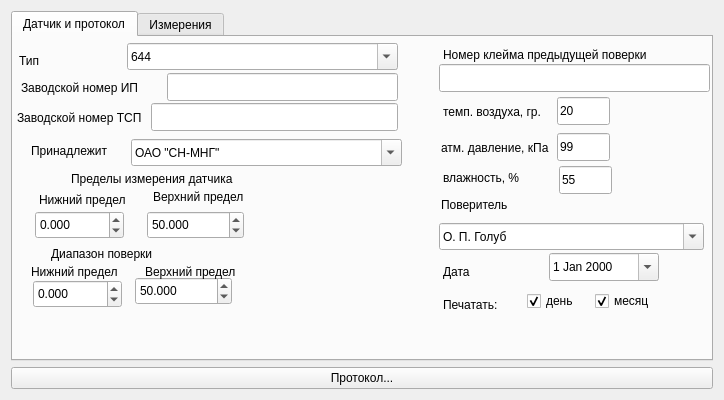
Above: Temp.ui from corvinalive/CalManager before the change. Below: the same form after it.
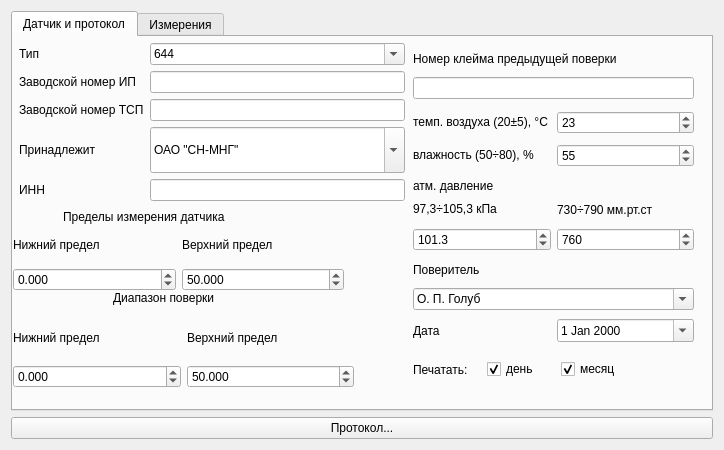
That is the form after the change.

```diff
--- a/Temp.ui
+++ b/Temp.ui
@@ -1,18 +1,18 @@
 <ui version="4.0" >
  <class>TempForm</class>
- <widget class="QWidget" name="TempForm" >
-  <property name="geometry" >
+ <widget class="QWidget" name="TempForm">
+  <property name="geometry">
    <rect>
     <x>0</x>
     <y>0</y>
     <width>724</width>
-    <height>400</height>
+    <height>450</height>
    </rect>
   </property>
-  <property name="minimumSize" >
+  <property name="minimumSize">
    <size>
     <width>724</width>
-    <height>400</height>
+    <height>450</height>
    </size>
   </property>
   <property name="windowTitle" >
@@ -28,536 +28,552 @@
       <attribute name="title" >
        <string>Датчик и протокол</string>
       </attribute>
-      <widget class="QLabel" name="label" >
-       <property name="geometry" >
+      <widget class="QLabel" name="label_7">
+       <property name="geometry">
         <rect>
-         <x>6</x>
-         <y>15</y>
-         <width>54</width>
-         <height>18</height>
-        </rect>
-       </property>
-       <property name="text" >
-        <string>Тип</string>
-       </property>
-      </widget>
-      <widget class="QComboBox" name="NameBox" >
-       <property name="geometry" >
-        <rect>
-         <x>114</x>
-         <y>6</y>
-         <width>271</width>
-         <height>27</height>
-        </rect>
-       </property>
-       <property name="editable" >
-        <bool>true</bool>
-       </property>
-       <item>
-        <property name="text" >
-         <string>644</string>
-        </property>
-       </item>
-       <item>
-        <property name="text" >
-         <string>244</string>
-        </property>
-       </item>
-       <item>
-        <property name="text" >
-         <string>3144</string>
-        </property>
-       </item>
-       <item>
-        <property name="text" >
-         <string>248</string>
-        </property>
-       </item>
-      </widget>
-      <widget class="QLabel" name="label_2" >
-       <property name="geometry" >
-        <rect>
-         <x>8</x>
-         <y>42</y>
-         <width>133</width>
-         <height>18</height>
-        </rect>
-       </property>
-       <property name="text" >
-        <string>Заводской номер ИП</string>
-       </property>
-      </widget>
-      <widget class="QLineEdit" name="SerialEdit" >
-       <property name="geometry" >
-        <rect>
-         <x>154</x>
-         <y>36</y>
-         <width>231</width>
-         <height>28</height>
-        </rect>
-       </property>
-      </widget>
-      <widget class="QLabel" name="label_3" >
-       <property name="geometry" >
-        <rect>
-         <x>18</x>
-         <y>105</y>
-         <width>89</width>
-         <height>18</height>
-        </rect>
-       </property>
-       <property name="text" >
-        <string>Принадлежит</string>
-       </property>
-      </widget>
-      <widget class="QComboBox" name="OwnerBox" >
-       <property name="geometry" >
-        <rect>
-         <x>118</x>
-         <y>102</y>
-         <width>271</width>
-         <height>27</height>
-        </rect>
-       </property>
-       <property name="maximumSize" >
-        <size>
-         <width>16777215</width>
-         <height>16777212</height>
-        </size>
-       </property>
-       <property name="editable" >
-        <bool>true</bool>
-       </property>
-       <item>
-        <property name="text" >
-         <string>ОАО "СН-МНГ"</string>
-        </property>
-       </item>
-       <item>
-        <property name="text" >
-         <string>ОАО "ТНК-Нижневартовск"</string>
-        </property>
-       </item>
-       <item>
-        <property name="text" >
-         <string>ОАО "СНГДУ-2"</string>
-        </property>
-       </item>
-       <item>
-        <property name="text" >
-         <string>ОАО "СНГ"</string>
-        </property>
-       </item>
-       <item>
-        <property name="text" >
-         <string>ОАО "ННП"</string>
-        </property>
-       </item>
-      </widget>
-      <widget class="QLabel" name="label_5" >
-       <property name="geometry" >
-        <rect>
-         <x>26</x>
-         <y>153</y>
-         <width>97</width>
-         <height>20</height>
-        </rect>
-       </property>
-       <property name="text" >
-        <string>Нижний предел</string>
-       </property>
-      </widget>
-      <widget class="QDoubleSpinBox" name="minBox" >
-       <property name="geometry" >
-        <rect>
-         <x>22</x>
-         <y>174</y>
-         <width>89</width>
-         <height>28</height>
-        </rect>
-       </property>
-       <property name="decimals" >
-        <number>3</number>
-       </property>
-       <property name="minimum" >
-        <double>-10000.000000000000000</double>
-       </property>
-       <property name="maximum" >
-        <double>10000.000000000000000</double>
-       </property>
-       <property name="value" >
-        <double>0.000000000000000</double>
-       </property>
-      </widget>
-      <widget class="QLabel" name="label_6" >
-       <property name="geometry" >
-        <rect>
-         <x>140</x>
-         <y>150</y>
-         <width>99</width>
-         <height>20</height>
-        </rect>
-       </property>
-       <property name="text" >
-        <string>Верхний предел</string>
-       </property>
-      </widget>
-      <widget class="QDoubleSpinBox" name="maxBox" >
-       <property name="geometry" >
-        <rect>
-         <x>134</x>
-         <y>174</y>
-         <width>97</width>
-         <height>28</height>
-        </rect>
-       </property>
-       <property name="decimals" >
-        <number>3</number>
-       </property>
-       <property name="maximum" >
-        <double>10000.000000000000000</double>
-       </property>
-       <property name="value" >
-        <double>50.000000000000000</double>
-       </property>
-      </widget>
-      <widget class="QDateEdit" name="dateEdit" >
-       <property name="geometry" >
-        <rect>
-         <x>536</x>
-         <y>216</y>
-         <width>110</width>
-         <height>28</height>
-        </rect>
-       </property>
-       <property name="calendarPopup" >
-        <bool>true</bool>
-       </property>
-       <property name="timeSpec" >
-        <enum>Qt::LocalTime</enum>
-       </property>
-      </widget>
-      <widget class="QLabel" name="label_14" >
-       <property name="geometry" >
-        <rect>
-         <x>430</x>
-         <y>225</y>
-         <width>37</width>
-         <height>20</height>
-        </rect>
-       </property>
-       <property name="text" >
-        <string>Дата</string>
-       </property>
-      </widget>
-      <widget class="QLabel" name="label_15" >
-       <property name="geometry" >
-        <rect>
-         <x>430</x>
-         <y>258</y>
-         <width>67</width>
-         <height>20</height>
-        </rect>
-       </property>
-       <property name="text" >
-        <string>Печатать:</string>
-       </property>
-      </widget>
-      <widget class="QCheckBox" name="DayBox" >
-       <property name="geometry" >
-        <rect>
-         <x>514</x>
-         <y>252</y>
-         <width>59</width>
-         <height>24</height>
-        </rect>
-       </property>
-       <property name="text" >
-        <string>день</string>
-       </property>
-       <property name="checked" >
-        <bool>true</bool>
-       </property>
-      </widget>
-      <widget class="QCheckBox" name="MonthBox" >
-       <property name="geometry" >
-        <rect>
-         <x>582</x>
-         <y>252</y>
-         <width>65</width>
-         <height>24</height>
-        </rect>
-       </property>
-       <property name="text" >
-        <string>месяц</string>
-       </property>
-       <property name="checked" >
-        <bool>true</bool>
-       </property>
-      </widget>
-      <widget class="QComboBox" name="PoverBox" >
-       <property name="geometry" >
-        <rect>
-         <x>426</x>
-         <y>186</y>
-         <width>265</width>
-         <height>27</height>
-        </rect>
-       </property>
-       <property name="editable" >
-        <bool>true</bool>
-       </property>
-       <item>
-        <property name="text" >
-         <string>О. П. Голуб</string>
-        </property>
-       </item>
-       <item>
-        <property name="text" >
-         <string>Е. В. Денис</string>
-        </property>
-       </item>
-       <item>
-        <property name="text" >
-         <string>Н. В. Григорьева</string>
-        </property>
-       </item>
-       <item>
-        <property name="text" >
-         <string>С. В. Багаева</string>
-        </property>
-       </item>
-      </widget>
-      <widget class="QLabel" name="label_16" >
-       <property name="geometry" >
-        <rect>
-         <x>428</x>
-         <y>159</y>
-         <width>89</width>
-         <height>18</height>
-        </rect>
-       </property>
-       <property name="text" >
-        <string>Поверитель</string>
-       </property>
-      </widget>
-      <widget class="QLineEdit" name="KleimoEdit" >
-       <property name="geometry" >
-        <rect>
-         <x>426</x>
-         <y>27</y>
-         <width>271</width>
-         <height>28</height>
-        </rect>
-       </property>
-      </widget>
-      <widget class="QLabel" name="label_17" >
-       <property name="geometry" >
-        <rect>
-         <x>430</x>
-         <y>9</y>
-         <width>209</width>
-         <height>18</height>
-        </rect>
-       </property>
-       <property name="text" >
-        <string>Номер клейма предыдущей поверки</string>
-       </property>
-      </widget>
-      <widget class="QLineEdit" name="VosduhEdit" >
-       <property name="geometry" >
-        <rect>
-         <x>544</x>
-         <y>60</y>
-         <width>53</width>
-         <height>28</height>
-        </rect>
-       </property>
-       <property name="text" >
-        <string>20</string>
-       </property>
-      </widget>
-      <widget class="QLabel" name="label_18" >
-       <property name="geometry" >
-        <rect>
-         <x>430</x>
-         <y>66</y>
-         <width>105</width>
-         <height>18</height>
-        </rect>
-       </property>
-       <property name="text" >
-        <string>темп. воздуха, гр.</string>
-       </property>
-      </widget>
-      <widget class="QLabel" name="label_19" >
-       <property name="geometry" >
-        <rect>
-         <x>428</x>
-         <y>102</y>
-         <width>117</width>
-         <height>18</height>
-        </rect>
-       </property>
-       <property name="text" >
-        <string>атм. давление, кПа</string>
-       </property>
-      </widget>
-      <widget class="QLineEdit" name="AtmEdit" >
-       <property name="geometry" >
-        <rect>
-         <x>544</x>
-         <y>96</y>
-         <width>53</width>
-         <height>28</height>
-        </rect>
-       </property>
-       <property name="text" >
-        <string>99</string>
-       </property>
-      </widget>
-      <widget class="QLabel" name="label_20" >
-       <property name="geometry" >
-        <rect>
-         <x>430</x>
-         <y>132</y>
-         <width>105</width>
-         <height>18</height>
-        </rect>
-       </property>
-       <property name="text" >
-        <string>влажность, %</string>
-       </property>
-      </widget>
-      <widget class="QLineEdit" name="WaterEdit" >
-       <property name="geometry" >
-        <rect>
-         <x>546</x>
-         <y>129</y>
-         <width>53</width>
-         <height>28</height>
-        </rect>
-       </property>
-       <property name="text" >
-        <string>55</string>
-       </property>
-      </widget>
-      <widget class="QLineEdit" name="SerialEdit_2" >
-       <property name="geometry" >
-        <rect>
-         <x>138</x>
-         <y>66</y>
-         <width>247</width>
-         <height>28</height>
-        </rect>
-       </property>
-      </widget>
-      <widget class="QLabel" name="label_4" >
-       <property name="geometry" >
-        <rect>
-         <x>4</x>
-         <y>72</y>
-         <width>133</width>
-         <height>18</height>
-        </rect>
-       </property>
-       <property name="text" >
-        <string>Заводской номер ТСП</string>
-       </property>
-      </widget>
-      <widget class="QLabel" name="label_7" >
-       <property name="geometry" >
-        <rect>
-         <x>38</x>
-         <y>207</y>
+         <x>100</x>
+         <y>250</y>
          <width>149</width>
-         <height>20</height>
+         <height>21</height>
         </rect>
        </property>
        <property name="text" >
         <string>Диапазон поверки</string>
        </property>
       </widget>
-      <widget class="QLabel" name="label_11" >
-       <property name="geometry" >
+      <widget class="QLabel" name="label_24">
+       <property name="geometry">
         <rect>
-         <x>18</x>
-         <y>225</y>
-         <width>97</width>
+         <x>50</x>
+         <y>170</y>
+         <width>261</width>
          <height>20</height>
         </rect>
        </property>
-       <property name="text" >
-        <string>Нижний предел</string>
-       </property>
-      </widget>
-      <widget class="QDoubleSpinBox" name="pmaxBox" >
-       <property name="geometry" >
-        <rect>
-         <x>122</x>
-         <y>240</y>
-         <width>97</width>
-         <height>28</height>
-        </rect>
-       </property>
-       <property name="decimals" >
-        <number>3</number>
-       </property>
-       <property name="maximum" >
-        <double>150.000000000000000</double>
-       </property>
-       <property name="value" >
-        <double>50.000000000000000</double>
-       </property>
-      </widget>
-      <widget class="QLabel" name="label_23" >
-       <property name="geometry" >
-        <rect>
-         <x>132</x>
-         <y>225</y>
-         <width>99</width>
-         <height>20</height>
-        </rect>
-       </property>
-       <property name="text" >
-        <string>Верхний предел</string>
-       </property>
-      </widget>
-      <widget class="QDoubleSpinBox" name="pminBox" >
-       <property name="geometry" >
-        <rect>
-         <x>20</x>
-         <y>243</y>
-         <width>89</width>
-         <height>28</height>
-        </rect>
-       </property>
-       <property name="decimals" >
-        <number>3</number>
-       </property>
-       <property name="minimum" >
-        <double>-50.000000000000000</double>
-       </property>
-       <property name="maximum" >
-        <double>10000.000000000000000</double>
-       </property>
-       <property name="value" >
-        <double>0.000000000000000</double>
-       </property>
-      </widget>
-      <widget class="QLabel" name="label_24" >
-       <property name="geometry" >
-        <rect>
-         <x>58</x>
-         <y>132</y>
-         <width>185</width>
-         <height>20</height>
-        </rect>
-       </property>
-       <property name="text" >
+       <property name="text">
         <string>Пределы измерения датчика</string>
        </property>
       </widget>
+      <widget class="QWidget" name="layoutWidget">
+       <property name="geometry">
+        <rect>
+         <x>400</x>
+         <y>10</y>
+         <width>281</width>
+         <height>52</height>
+        </rect>
+       </property>
+       <layout class="QVBoxLayout" name="verticalLayout_4">
+        <item>
+         <widget class="QLabel" name="label_17">
+          <property name="text">
+           <string>Номер клейма предыдущей поверки</string>
+          </property>
+         </widget>
+        </item>
+        <item>
+         <widget class="QLineEdit" name="KleimoEdit"/>
+        </item>
+       </layout>
+      </widget>
+      <widget class="QWidget" name="layoutWidget_2">
+       <property name="geometry">
+        <rect>
+         <x>400</x>
+         <y>70</y>
+         <width>281</width>
+         <height>64</height>
+        </rect>
+       </property>
+       <layout class="QGridLayout" name="gridLayout_5">
+        <item row="0" column="0">
+         <widget class="QLabel" name="label_18">
+          <property name="text">
+           <string>&lt;!DOCTYPE HTML PUBLIC &quot;-//W3C//DTD HTML 4.0//EN&quot; &quot;http://www.w3.org/TR/REC-html40/strict.dtd&quot;&gt;
+&lt;html&gt;&lt;head&gt;&lt;meta name=&quot;qrichtext&quot; content=&quot;1&quot; /&gt;&lt;style type=&quot;text/css&quot;&gt;
+p, li { white-space: pre-wrap; }
+&lt;/style&gt;&lt;/head&gt;&lt;body style=&quot; font-family:'Sans'; font-size:10pt; font-weight:400; font-style:normal;&quot;&gt;
+&lt;p style=&quot; margin-top:0px; margin-bottom:0px; margin-left:0px; margin-right:0px; -qt-block-indent:0; text-indent:0px;&quot;&gt;&lt;span style=&quot; font-family:'Sans Serif'; font-size:9pt;&quot;&gt;темп. воздуха (20±5), °C&lt;/span&gt;&lt;/p&gt;&lt;/body&gt;&lt;/html&gt;</string>
+          </property>
+         </widget>
+        </item>
+        <item row="0" column="1">
+         <widget class="QDoubleSpinBox" name="tvos_box">
+          <property name="decimals">
+           <number>0</number>
+          </property>
+          <property name="minimum">
+           <double>0.000000000000000</double>
+          </property>
+          <property name="maximum">
+           <double>50.000000000000000</double>
+          </property>
+          <property name="singleStep">
+           <double>1.000000000000000</double>
+          </property>
+          <property name="value">
+           <double>23.000000000000000</double>
+          </property>
+         </widget>
+        </item>
+        <item row="1" column="0">
+         <widget class="QLabel" name="label_20">
+          <property name="text">
+           <string>&lt;!DOCTYPE HTML PUBLIC &quot;-//W3C//DTD HTML 4.0//EN&quot; &quot;http://www.w3.org/TR/REC-html40/strict.dtd&quot;&gt;
+&lt;html&gt;&lt;head&gt;&lt;meta name=&quot;qrichtext&quot; content=&quot;1&quot; /&gt;&lt;style type=&quot;text/css&quot;&gt;
+p, li { white-space: pre-wrap; }
+&lt;/style&gt;&lt;/head&gt;&lt;body style=&quot; font-family:'Sans'; font-size:10pt; font-weight:400; font-style:normal;&quot;&gt;
+&lt;p style=&quot; margin-top:0px; margin-bottom:0px; margin-left:0px; margin-right:0px; -qt-block-indent:0; text-indent:0px;&quot;&gt;&lt;span style=&quot; font-family:'Sans Serif'; font-size:9pt;&quot;&gt;влажность (50÷80), %&lt;/span&gt;&lt;/p&gt;&lt;/body&gt;&lt;/html&gt;</string>
+          </property>
+         </widget>
+        </item>
+        <item row="1" column="1">
+         <widget class="QDoubleSpinBox" name="water_box">
+          <property name="decimals">
+           <number>0</number>
+          </property>
+          <property name="minimum">
+           <double>0.000000000000000</double>
+          </property>
+          <property name="maximum">
+           <double>100.000000000000000</double>
+          </property>
+          <property name="singleStep">
+           <double>1.000000000000000</double>
+          </property>
+          <property name="value">
+           <double>55.000000000000000</double>
+          </property>
+         </widget>
+        </item>
+       </layout>
+      </widget>
+      <widget class="QLabel" name="label_19">
+       <property name="geometry">
+        <rect>
+         <x>400</x>
+         <y>140</y>
+         <width>117</width>
+         <height>18</height>
+        </rect>
+       </property>
+       <property name="text">
+        <string>атм. давление</string>
+       </property>
+      </widget>
+      <widget class="QWidget" name="layoutWidget_3">
+       <property name="geometry">
+        <rect>
+         <x>400</x>
+         <y>160</y>
+         <width>281</width>
+         <height>54</height>
+        </rect>
+       </property>
+       <layout class="QGridLayout" name="gridLayout_6">
+        <item row="0" column="0">
+         <widget class="QLabel" name="label_25">
+          <property name="text">
+           <string>&lt;!DOCTYPE HTML PUBLIC &quot;-//W3C//DTD HTML 4.0//EN&quot; &quot;http://www.w3.org/TR/REC-html40/strict.dtd&quot;&gt;
+&lt;html&gt;&lt;head&gt;&lt;meta name=&quot;qrichtext&quot; content=&quot;1&quot; /&gt;&lt;style type=&quot;text/css&quot;&gt;
+p, li { white-space: pre-wrap; }
+&lt;/style&gt;&lt;/head&gt;&lt;body style=&quot; font-family:'Sans'; font-size:10pt; font-weight:400; font-style:normal;&quot;&gt;
+&lt;p style=&quot; margin-top:0px; margin-bottom:0px; margin-left:0px; margin-right:0px; -qt-block-indent:0; text-indent:0px;&quot;&gt;&lt;span style=&quot; font-family:'Sans Serif'; font-size:9pt;&quot;&gt;97,3÷105,3 кПа&lt;/span&gt;&lt;/p&gt;&lt;/body&gt;&lt;/html&gt;</string>
+          </property>
+         </widget>
+        </item>
+        <item row="0" column="1">
+         <widget class="QLabel" name="label_26">
+          <property name="text">
+           <string>730÷790 мм.рт.ст</string>
+          </property>
+         </widget>
+        </item>
+        <item row="1" column="0">
+         <widget class="QDoubleSpinBox" name="atmkpa_box">
+          <property name="decimals">
+           <number>1</number>
+          </property>
+          <property name="minimum">
+           <double>0.000000000000000</double>
+          </property>
+          <property name="maximum">
+           <double>200.000000000000000</double>
+          </property>
+          <property name="singleStep">
+           <double>0.500000000000000</double>
+          </property>
+          <property name="value">
+           <double>101.299999999999997</double>
+          </property>
+         </widget>
+        </item>
+        <item row="1" column="1">
+         <widget class="QDoubleSpinBox" name="atmmm_box">
+          <property name="decimals">
+           <number>0</number>
+          </property>
+          <property name="minimum">
+           <double>0.000000000000000</double>
+          </property>
+          <property name="maximum">
+           <double>2000.000000000000000</double>
+          </property>
+          <property name="singleStep">
+           <double>1.000000000000000</double>
+          </property>
+          <property name="value">
+           <double>760.000000000000000</double>
+          </property>
+         </widget>
+        </item>
+       </layout>
+      </widget>
+      <widget class="QWidget" name="layoutWidget_4">
+       <property name="geometry">
+        <rect>
+         <x>400</x>
+         <y>220</y>
+         <width>281</width>
+         <height>53</height>
+        </rect>
+       </property>
+       <layout class="QVBoxLayout" name="verticalLayout_2">
+        <item>
+         <widget class="QLabel" name="label_16">
+          <property name="text">
+           <string>Поверитель</string>
+          </property>
+         </widget>
+        </item>
+        <item>
+         <widget class="QComboBox" name="PoverBox">
+          <property name="editable">
+           <bool>true</bool>
+          </property>
+          <item>
+           <property name="text">
+            <string>О. П. Голуб</string>
+           </property>
+          </item>
+          <item>
+           <property name="text">
+            <string>Е. В. Денис</string>
+           </property>
+          </item>
+          <item>
+           <property name="text">
+            <string>Н. В. Григорьева</string>
+           </property>
+          </item>
+          <item>
+           <property name="text">
+            <string>С. В. Багаева</string>
+           </property>
+          </item>
+         </widget>
+        </item>
+       </layout>
+      </widget>
+      <widget class="QWidget" name="layoutWidget_5">
+       <property name="geometry">
+        <rect>
+         <x>400</x>
+         <y>280</y>
+         <width>281</width>
+         <height>28</height>
+        </rect>
+       </property>
+       <layout class="QHBoxLayout" name="horizontalLayout_2">
+        <item>
+         <widget class="QLabel" name="label_14">
+          <property name="text">
+           <string>Дата</string>
+          </property>
+         </widget>
+        </item>
+        <item>
+         <widget class="QDateEdit" name="dateEdit">
+          <property name="calendarPopup">
+           <bool>true</bool>
+          </property>
+          <property name="timeSpec">
+           <enum>Qt::LocalTime</enum>
+          </property>
+         </widget>
+        </item>
+       </layout>
+      </widget>
+      <widget class="QWidget" name="layoutWidget_6">
+       <property name="geometry">
+        <rect>
+         <x>400</x>
+         <y>320</y>
+         <width>216</width>
+         <height>25</height>
+        </rect>
+       </property>
+       <layout class="QHBoxLayout" name="horizontalLayout">
+        <item>
+         <widget class="QLabel" name="label_15">
+          <property name="text">
+           <string>Печатать:</string>
+          </property>
+         </widget>
+        </item>
+        <item>
+         <widget class="QCheckBox" name="DayBox">
+          <property name="text">
+           <string>день</string>
+          </property>
+          <property name="checked">
+           <bool>true</bool>
+          </property>
+         </widget>
+        </item>
+        <item>
+         <widget class="QCheckBox" name="MonthBox">
+          <property name="text">
+           <string>месяц</string>
+          </property>
+          <property name="checked">
+           <bool>true</bool>
+          </property>
+         </widget>
+        </item>
+       </layout>
+      </widget>
+      <widget class="QWidget" name="layoutWidget">
+       <property name="geometry">
+        <rect>
+         <x>6</x>
+         <y>6</y>
+         <width>386</width>
+         <height>158</height>
+        </rect>
+       </property>
+       <layout class="QGridLayout" name="gridLayout_2">
+        <item row="0" column="0">
+         <widget class="QLabel" name="label">
+          <property name="text">
+           <string>Тип</string>
+          </property>
+         </widget>
+        </item>
+        <item row="0" column="1">
+         <widget class="QComboBox" name="NameBox">
+          <property name="editable">
+           <bool>true</bool>
+          </property>
+          <item>
+           <property name="text">
+            <string>644</string>
+           </property>
+          </item>
+          <item>
+           <property name="text">
+            <string>244</string>
+           </property>
+          </item>
+          <item>
+           <property name="text">
+            <string>3144</string>
+           </property>
+          </item>
+          <item>
+           <property name="text">
+            <string>248</string>
+           </property>
+          </item>
+         </widget>
+        </item>
+        <item row="1" column="0">
+         <widget class="QLabel" name="label_2">
+          <property name="text">
+           <string>Заводской номер ИП</string>
+          </property>
+         </widget>
+        </item>
+        <item row="1" column="1">
+         <widget class="QLineEdit" name="SerialEdit"/>
+        </item>
+        <item row="2" column="0">
+         <widget class="QLabel" name="label_4">
+          <property name="text">
+           <string>Заводской номер ТСП</string>
+          </property>
+         </widget>
+        </item>
+        <item row="2" column="1">
+         <widget class="QLineEdit" name="SerialEdit_2"/>
+        </item>
+        <item row="3" column="0">
+         <widget class="QLabel" name="label_3">
+          <property name="text">
+           <string>Принадлежит</string>
+          </property>
+         </widget>
+        </item>
+        <item row="3" column="1">
+         <widget class="QComboBox" name="OwnerBox">
+          <property name="maximumSize">
+           <size>
+            <width>16777215</width>
+            <height>16777212</height>
+           </size>
+          </property>
+          <property name="editable">
+           <bool>true</bool>
+          </property>
+          <item>
+           <property name="text">
+            <string>ОАО &quot;СН-МНГ&quot;</string>
+           </property>
+          </item>
+          <item>
+           <property name="text">
+            <string>ОАО &quot;ТНК-Нижневартовск&quot;</string>
+           </property>
+          </item>
+          <item>
+           <property name="text">
+            <string>ОАО &quot;СНГДУ-2&quot;</string>
+           </property>
+          </item>
+          <item>
+           <property name="text">
+            <string>ОАО &quot;СНГ&quot;</string>
+           </property>
+          </item>
+          <item>
+           <property name="text">
+            <string>ОАО &quot;ННП&quot;</string>
+           </property>
+          </item>
+         </widget>
+        </item>
+        <item row="4" column="0">
+         <widget class="QLabel" name="label_27">
+          <property name="text">
+           <string>ИНН</string>
+          </property>
+         </widget>
+        </item>
+        <item row="4" column="1">
+         <widget class="QLineEdit" name="INNEdit"/>
+        </item>
+       </layout>
+      </widget>
+      <widget class="QWidget" name="layoutWidget">
+       <property name="geometry">
+        <rect>
+         <x>0</x>
+         <y>190</y>
+         <width>331</width>
+         <height>64</height>
+        </rect>
+       </property>
+       <layout class="QGridLayout" name="gridLayout_3">
+        <item row="1" column="1">
+         <widget class="QDoubleSpinBox" name="maxBox">
+          <property name="decimals">
+           <number>3</number>
+          </property>
+          <property name="maximum">
+           <double>10000.000000000000000</double>
+          </property>
+          <property name="value">
+           <double>50.000000000000000</double>
+          </property>
+         </widget>
+        </item>
+        <item row="0" column="1">
+         <widget class="QLabel" name="label_6">
+          <property name="text">
+           <string>Верхний предел</string>
+          </property>
+         </widget>
+        </item>
+        <item row="0" column="0">
+         <widget class="QLabel" name="label_5">
+          <property name="text">
+           <string>Нижний предел</string>
+          </property>
+         </widget>
+        </item>
+        <item row="1" column="0">
+         <widget class="QDoubleSpinBox" name="minBox">
+          <property name="decimals">
+           <number>3</number>
+          </property>
+          <property name="minimum">
+           <double>-10000.000000000000000</double>
+          </property>
+          <property name="maximum">
+           <double>10000.000000000000000</double>
+          </property>
+          <property name="value">
+           <double>0.000000000000000</double>
+          </property>
+         </widget>
+        </item>
+       </layout>
+      </widget>
+      <widget class="QWidget" name="layoutWidget">
+       <property name="geometry">
+        <rect>
+         <x>0</x>
+         <y>280</y>
+         <width>341</width>
+         <height>71</height>
+        </rect>
+       </property>
+       <layout class="QGridLayout" name="gridLayout_4">
+        <item row="0" column="1">
+         <widget class="QLabel" name="label_23">
+          <property name="text">
+           <string>Верхний предел</string>
+          </property>
+         </widget>
+        </item>
+        <item row="1" column="1">
+         <widget class="QDoubleSpinBox" name="pmaxBox">
+          <property name="decimals">
+           <number>3</number>
+          </property>
+          <property name="maximum">
+           <double>150.000000000000000</double>
+          </property>
+          <property name="value">
+           <double>50.000000000000000</double>
+          </property>
+         </widget>
+        </item>
+        <item row="0" column="0">
+         <widget class="QLabel" name="label_11">
+          <property name="text">
+           <string>Нижний предел</string>
+          </property>
+         </widget>
+        </item>
+        <item row="1" column="0">
+         <widget class="QDoubleSpinBox" name="pminBox">
+          <property name="decimals">
+           <number>3</number>
+          </property>
+          <property name="minimum">
+           <double>-50.000000000000000</double>
+          </property>
+          <property name="maximum">
+           <double>10000.000000000000000</double>
+          </property>
+          <property name="value">
+           <double>0.000000000000000</double>
+          </property>
+         </widget>
+        </item>
+       </layout>
+      </widget>
      </widget>
      <widget class="QWidget" name="tab_2" >
       <attribute name="title" >
```
Left out of the diff: 669 changed lines with no effect on the pictures.
